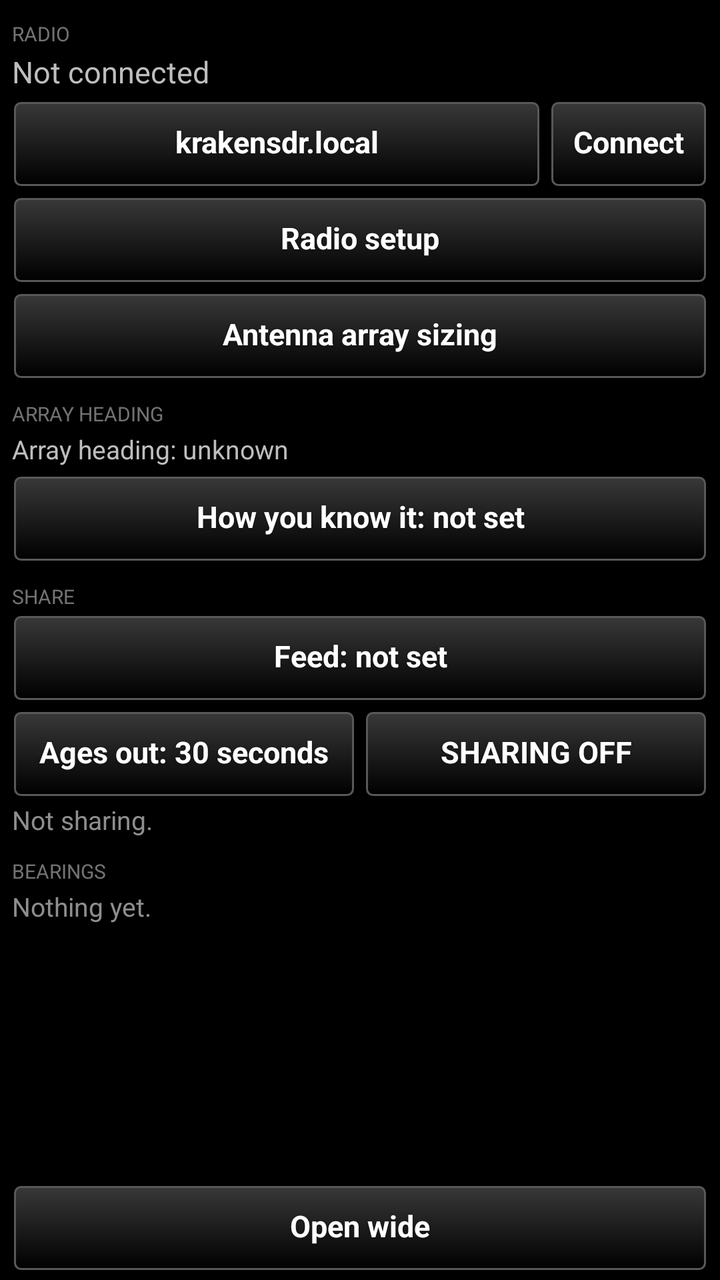
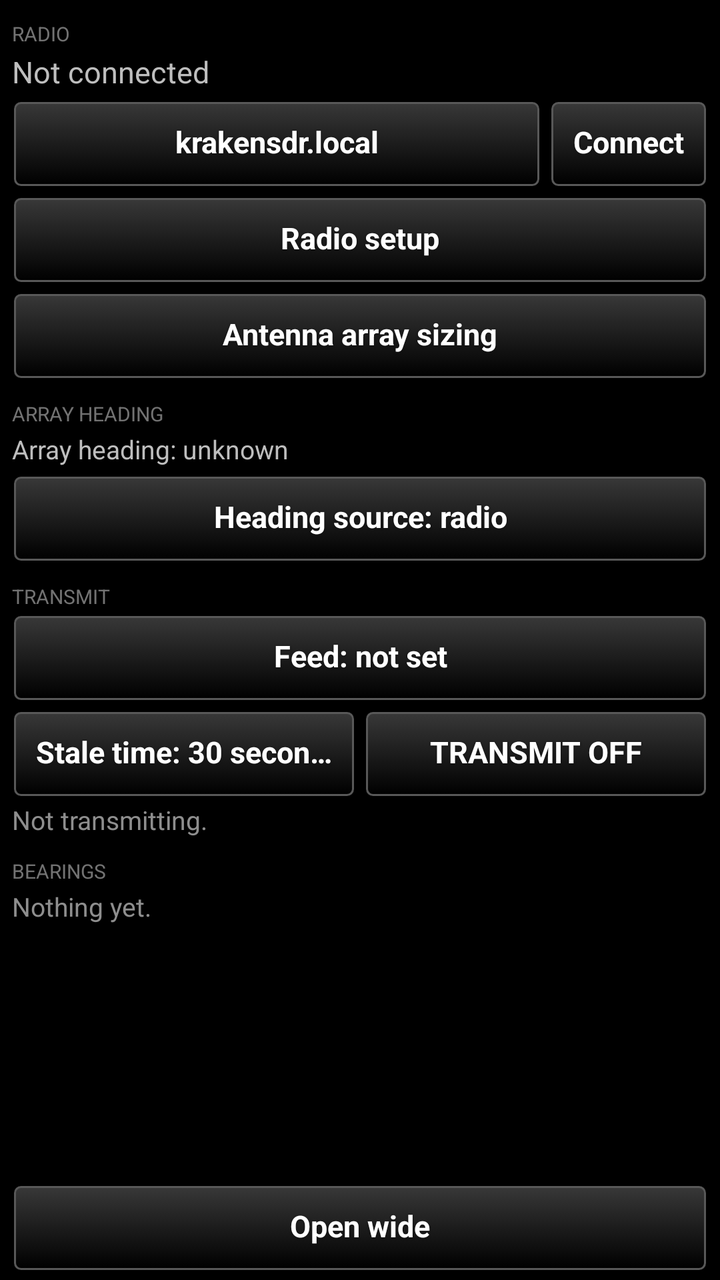

Screens rendered from an Android XML layout before and after an edit, with the pre-edit source and the edit as a unified diff.
<!-- AndroidManifest.xml: application theme AppTheme -->
<!-- res/layout/signaldf_pane.xml -->
<?xml version="1.0" encoding="utf-8"?>
<LinearLayout xmlns:android="http://schemas.android.com/apk/res/android"
    android:layout_width="match_parent"
    android:layout_height="match_parent"
    android:orientation="vertical"
    android:paddingLeft="6dp"
    android:paddingRight="6dp">

    <ScrollView
        android:layout_width="match_parent"
        android:layout_height="0dp"
        android:layout_weight="1"
        android:fadeScrollbars="false">

        <LinearLayout
            android:layout_width="match_parent"
            android:layout_height="wrap_content"
            android:orientation="vertical">

            <TextView
                style="@style/SectionHeading"
                android:text="Radio" />

            <TextView
                android:id="@+id/status"
                android:layout_width="match_parent"
                android:layout_height="wrap_content"
                android:textSize="15sp"
                android:text="Not connected" />

            <TextView
                android:id="@+id/feed_line"
                android:layout_width="match_parent"
                android:layout_height="wrap_content"
                android:textSize="12sp"
                android:alpha="0.75"
                android:paddingTop="2dp"
                android:visibility="gone" />

            <LinearLayout
                android:layout_width="match_parent"
                android:layout_height="wrap_content"
                android:orientation="horizontal"
                android:paddingTop="4dp">

                <Button
                    style="@style/TakwerxButton"
                    android:id="@+id/host"
                    android:layout_width="0dp"
                    android:layout_weight="1"
                    android:layout_height="wrap_content"
                    android:text="krakensdr.local" />

                <Button
                    style="@style/TakwerxButton"
                    android:id="@+id/connect"
                    android:layout_width="wrap_content"
                    android:layout_height="wrap_content"
                    android:layout_marginLeft="4dp"
                    android:text="Connect" />
            </LinearLayout>

            <Button
                style="@style/TakwerxButton"
                android:id="@+id/radio_setup"
                android:layout_width="match_parent"
                android:layout_height="wrap_content"
                android:layout_marginTop="4dp"
                android:text="Radio setup" />

            <Button
                style="@style/TakwerxButton"
                android:id="@+id/array_calc"
                android:layout_width="match_parent"
                android:layout_height="wrap_content"
                android:layout_marginTop="4dp"
                android:text="Antenna array sizing" />

            <TextView
                style="@style/SectionHeading"
                android:text="Array heading" />

            <TextView
                android:id="@+id/heading_provenance"
                android:layout_width="match_parent"
                android:layout_height="wrap_content"
                android:textSize="13sp"
                android:text="Array heading: unknown" />

            <Button
                style="@style/TakwerxButton"
                android:id="@+id/heading_mode"
                android:layout_width="match_parent"
                android:layout_height="wrap_content"
                android:layout_marginTop="4dp"
                android:text="How you know it: not set" />

            <TextView
                style="@style/SectionHeading"
                android:text="Share" />

            <Button
                style="@style/TakwerxButton"
                android:id="@+id/share_feed"
                android:layout_width="match_parent"
                android:layout_height="wrap_content"
                android:text="Feed: not set" />

            <LinearLayout
                android:layout_width="match_parent"
                android:layout_height="wrap_content"
                android:orientation="horizontal"
                android:paddingTop="4dp">

                <Button
                    style="@style/TakwerxButton"
                    android:id="@+id/share_stale"
                    android:layout_width="0dp"
                    android:layout_weight="1"
                    android:layout_height="wrap_content"
                    android:text="Ages out: 30 seconds" />

                <Button
                    style="@style/TakwerxButton"
                    android:id="@+id/share_toggle"
                    android:layout_width="0dp"
                    android:layout_weight="1"
                    android:layout_height="wrap_content"
                    android:layout_marginLeft="4dp"
                    android:text="SHARING OFF" />
            </LinearLayout>

            <TextView
                android:id="@+id/share_note"
                android:layout_width="match_parent"
                android:layout_height="wrap_content"
                android:textSize="13sp"
                android:alpha="0.75"
                android:paddingTop="2dp"
                android:text="Not sharing." />

            <TextView
                style="@style/SectionHeading"
                android:id="@+id/bearings_heading"
                android:text="Bearings" />

            <TextView
                android:id="@+id/bearings_note"
                android:layout_width="match_parent"
                android:layout_height="wrap_content"
                android:textSize="13sp"
                android:alpha="0.75"
                android:text="Nothing yet." />

            <LinearLayout
                android:id="@+id/vfo_rows"
                android:layout_width="match_parent"
                android:layout_height="wrap_content"
                android:orientation="vertical"
                android:paddingTop="2dp" />

            <TextView
                android:id="@+id/unverified"
                android:layout_width="match_parent"
                android:layout_height="wrap_content"
                android:textSize="12sp"
                android:paddingTop="10dp"
                android:paddingBottom="6dp"
                android:visibility="gone" />

        </LinearLayout>
    </ScrollView>

    <Button
        style="@style/TakwerxButton"
        android:id="@+id/wide_narrow"
        android:layout_width="match_parent"
        android:layout_height="wrap_content"
        android:layout_marginTop="4dp"
        android:layout_marginBottom="4dp"
        android:text="Open wide" />

</LinearLayout>
<!-- resources referenced by this layout -->
<resources>
  <style name="SectionHeading">
          <item name="android:layout_width">match_parent</item>
          <item name="android:layout_height">wrap_content</item>
          <item name="android:textSize">10sp</item>
          <item name="android:textAllCaps">true</item>
          <item name="android:paddingTop">10dp</item>
          <item name="android:paddingBottom">2dp</item>
          <item name="android:alpha">0.6</item>
      </style>
  <style name="TakwerxButton" parent="@style/darkButton">
          <item name="android:paddingLeft">12dp</item>
          <item name="android:paddingRight">12dp</item>
          <item name="android:paddingTop">6dp</item>
          <item name="android:paddingBottom">8dp</item>
          <item name="android:minHeight">44dp</item>
          <item name="android:minWidth">0dp</item>
          <item name="android:textSize">15sp</item>
          <item name="android:singleLine">true</item>
          <item name="android:ellipsize">end</item>
      </style>
  <style name="AppTheme" parent="@android:style/Theme.Holo">
          <item name="android:buttonStyle">@android:style/Widget.Button</item>
          <item name="android:imageButtonStyle">@android:style/Widget.Button</item>
          <item name="android:buttonStyleToggle">@android:style/Widget.Button</item>
          <item name="android:spinnerStyle">@style/ATAKSpinner</item>
          <item name="android:spinnerItemStyle">@style/ATAKSpinnerItem</item>
          <item name="android:editTextStyle">@style/ATAKEditText</item>
      </style>
  <style name="darkButton" parent="@android:style/Widget.Button">
          <item name="android:background">@drawable/btn_gray</item>
          <item name="android:shadowColor">@color/darker_gray</item>
          <item name="android:shadowDy">1</item>
          <item name="android:shadowRadius">2</item>
          <item name="android:textColor">@color/white</item>
          <item name="android:textStyle">bold</item>
          <item name="android:paddingTop">0dp</item>
          <item name="android:paddingBottom">3dp</item>
          <item name="android:textSize">@dimen/fontSize</item>
      </style>
  <style name="ATAKSpinner" parent="@android:style/Widget.Spinner">
          <item name="android:spinnerMode">dialog</item>
      </style>
  <style name="ATAKSpinnerItem">
          <item name="android:textColor">@android:color/white</item>
          <item name="android:dropDownVerticalOffset">0dip</item>
          <item name="android:dropDownHorizontalOffset">0dip</item>
          <item name="android:dropDownWidth">wrap_content</item>
          <item name="android:gravity">left|center_vertical</item>
      </style>
  <style name="ATAKEditText" parent="@android:style/Widget.EditText">
          
          
  
          
          <item name="android:imeOptions">flagNoFullscreen</item>
      </style>
  <color name="darker_gray">#121212</color>
  <color name="white">#ffffff</color>
  <dimen name="fontSize">14sp</dimen>
  <!-- drawable new_dark_button_disabled (drawable) -->
  <?xml version="1.0" encoding="utf-8"?>
  <layer-list xmlns:android="http://schemas.android.com/apk/res/android">
      <item android:bottom="1dp" android:right="1dp" android:left="1dp" android:top="1dp">
          <shape android:shape="rectangle">
              <corners android:radius="3dp" />
              <stroke
                  android:width="1dp"
                  android:color="#484848" />
              <solid android:color="#484848" />
          </shape>
      </item>
  </layer-list>
  <!-- unchanged entries left out for length: 3 -->
</resources>

<!-- the commit's change to res/layout/signaldf_pane.xml (unified diff, before → after) -->
@@ -93,11 +93,11 @@
                 android:layout_width="match_parent"
                 android:layout_height="wrap_content"
                 android:layout_marginTop="4dp"
-                android:text="How you know it: not set" />
+                android:text="Heading source: radio" />
 
             <TextView
                 style="@style/SectionHeading"
-                android:text="Share" />
+                android:text="Transmit" />
 
             <Button
                 style="@style/TakwerxButton"
@@ -118,7 +118,7 @@
                     android:layout_width="0dp"
                     android:layout_weight="1"
                     android:layout_height="wrap_content"
-                    android:text="Ages out: 30 seconds" />
+                    android:text="Stale time: 30 seconds" />
 
                 <Button
                     style="@style/TakwerxButton"
@@ -127,7 +127,7 @@
                     android:layout_weight="1"
                     android:layout_height="wrap_content"
                     android:layout_marginLeft="4dp"
-                    android:text="SHARING OFF" />
+                    android:text="TRANSMIT OFF" />
             </LinearLayout>
 
             <TextView
@@ -137,7 +137,7 @@
                 android:textSize="13sp"
                 android:alpha="0.75"
                 android:paddingTop="2dp"
-                android:text="Not sharing." />
+                android:text="Not transmitting." />
 
             <TextView
                 style="@style/SectionHeading"
